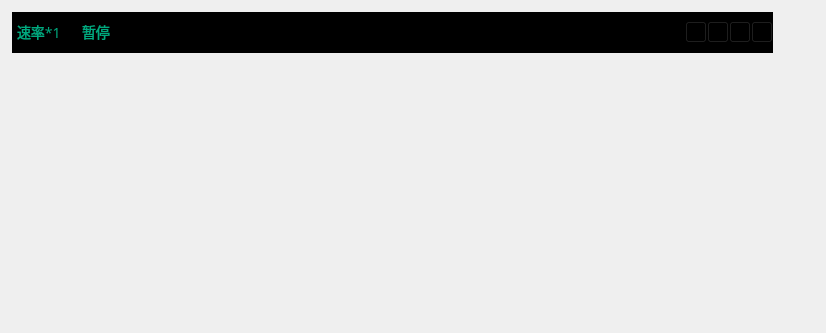
Old version of the form SisecPlayer/cwidgetplaywnd.ui in the repository anyboo/SPlayer.
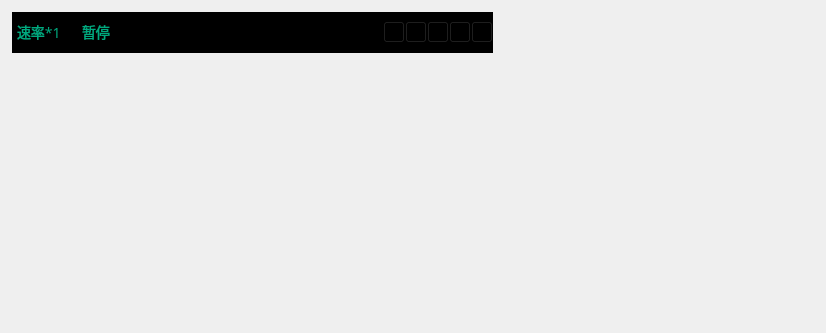
New version of the form. Icons and pictures are not drawn.

```diff
--- a/SisecPlayer/cwidgetplaywnd.ui
+++ b/SisecPlayer/cwidgetplaywnd.ui
@@ -28,7 +28,7 @@
     <rect>
      <x>12</x>
      <y>12</y>
-     <width>761</width>
+     <width>481</width>
      <height>41</height>
     </rect>
    </property>
@@ -69,13 +69,6 @@
     <property name="spacing">
      <number>0</number>
     </property>
-    <item row="0" column="2">
-     <widget class="QLabel" name="labelFileName">
-      <property name="text">
-       <string/>
-      </property>
-     </widget>
-    </item>
     <item row="0" column="0">
      <widget class="QLabel" name="labelSpeed">
       <property name="minimumSize">
@@ -98,50 +91,7 @@
       </property>
      </widget>
     </item>
-    <item row="0" column="5">
-     <widget class="QPushButton" name="BtnPicRepeat">
-      <property name="minimumSize">
-       <size>
-        <width>22</width>
-        <height>22</height>
-       </size>
-      </property>
-      <property name="maximumSize">
-       <size>
-        <width>22</width>
-        <height>22</height>
-       </size>
-      </property>
-      <property name="toolTip">
-       <string>连拍</string>
-      </property>
-      <property name="styleSheet">
-       <string notr="true">QPushButton
-{
-	
-	border-image: url(:/Skin/picmore.png)0 0 repeat
-
-}
-QPushButton:hover
-{	
-	border-image: url(:/Skin/picmore.png)22 0 repeat
-
-}
-QPushButton:pressed
-{	
-	border-image: url(:/Skin/picmore.png)44 0 0 0 repeat
-}
-QPushButton:disabled
-{	
-	border-image: url(:/Skin/picmore.png)66 0 0 0 repeat
-}</string>
-      </property>
-      <property name="text">
-       <string/>
-      </property>
-     </widget>
-    </item>
-    <item row="0" column="4">
+    <item row="0" column="6">
      <widget class="QPushButton" name="BtnPic">
       <property name="minimumSize">
        <size>
@@ -164,6 +114,7 @@
 	
 	border-image: url(:/Skin/pic.png)0 0 repeat
 
+
 }
 QPushButton:hover
 {	
@@ -184,7 +135,7 @@
       </property>
      </widget>
     </item>
-    <item row="0" column="6">
+    <item row="0" column="8">
      <widget class="QPushButton" name="BtnFullScreen">
       <property name="minimumSize">
        <size>
@@ -227,7 +178,55 @@
       </property>
      </widget>
     </item>
+    <item row="0" column="1">
+     <widget class="QLabel" name="labelPause">
+      <property name="minimumSize">
+       <size>
+        <width>35</width>
+        <height>22</height>
+       </size>
+      </property>
+      <property name="maximumSize">
+       <size>
+        <width>35</width>
+        <height>16777215</height>
+       </size>
+      </property>
+      <property name="styleSheet">
+       <string notr="true">color: rgb(0, 170, 127);</string>
+      </property>
+      <property name="text">
+       <string>暂停</string>
+      </property>
+     </widget>
+    </item>
     <item row="0" column="3">
+     <widget class="QLabel" name="labelCorrectTime">
+      <property name="minimumSize">
+       <size>
+        <width>60</width>
+        <height>0</height>
+       </size>
+      </property>
+      <property name="maximumSize">
+       <size>
+        <width>300</width>
+        <height>16777215</height>
+       </size>
+      </property>
+      <property name="styleSheet">
+       <string notr="true">font-size:16px;
+font-family:Microsoft Yahei;	
+color:rgb(255,0,0);
+
+</string>
+      </property>
+      <property name="text">
+       <string/>
+      </property>
+     </widget>
+    </item>
+    <item row="0" column="4">
      <widget class="QPushButton" name="BtnFix">
       <property name="minimumSize">
        <size>
@@ -248,7 +247,7 @@
        <string notr="true">QPushButton
 {
 	
-	border-image: url(:/Skin/fix.png)0 0 repeat
+border-image: url(:/Skin/fix.png)0 0 repeat
 
 }
 QPushButton:hover
@@ -270,25 +269,96 @@
       </property>
      </widget>
     </item>
-    <item row="0" column="1">
-     <widget class="QLabel" name="labelPause">
+    <item row="0" column="7">
+     <widget class="QPushButton" name="BtnPicRepeat">
       <property name="minimumSize">
        <size>
-        <width>35</width>
+        <width>22</width>
         <height>22</height>
        </size>
       </property>
       <property name="maximumSize">
        <size>
-        <width>35</width>
-        <height>16777215</height>
+        <width>22</width>
+        <height>22</height>
        </size>
       </property>
+      <property name="toolTip">
+       <string>连拍</string>
+      </property>
       <property name="styleSheet">
-       <string notr="true">color: rgb(0, 170, 127);</string>
+       <string notr="true">QPushButton
+{
+	
+	border-image: url(:/Skin/picmore.png)0 0 repeat
+
+}
+QPushButton:hover
+{	
+	border-image: url(:/Skin/picmore.png)22 0 repeat
+
+}
+QPushButton:pressed
+{	
+	border-image: url(:/Skin/picmore.png)44 0 0 0 repeat
+}
+QPushButton:disabled
+{	
+	border-image: url(:/Skin/picmore.png)66 0 0 0 repeat
+}</string>
       </property>
       <property name="text">
-       <string>暂停</string>
+       <string/>
+      </property>
+     </widget>
+    </item>
+    <item row="0" column="2">
+     <widget class="QLabel" name="labelFileName">
+      <property name="text">
+       <string/>
+      </property>
+     </widget>
+    </item>
+    <item row="0" column="5">
+     <widget class="QPushButton" name="BtnColor">
+      <property name="minimumSize">
+       <size>
+        <width>22</width>
+        <height>22</height>
+       </size>
+      </property>
+      <property name="maximumSize">
+       <size>
+        <width>22</width>
+        <height>22</height>
+       </size>
+      </property>
+      <property name="toolTip">
+       <string>图像调节</string>
+      </property>
+      <property name="styleSheet">
+       <string notr="true">QPushButton
+{
+	
+	border-image: url(:/Skin/color.png)
+}
+
+QPushButton:hover
+{	
+border-width:2px;
+
+}
+QPushButton:pressed
+{	
+	border-width:3px;
+}
+QPushButton:disabled
+{	
+	
+}</string>
+      </property>
+      <property name="text">
+       <string/>
       </property>
      </widget>
     </item>
```
